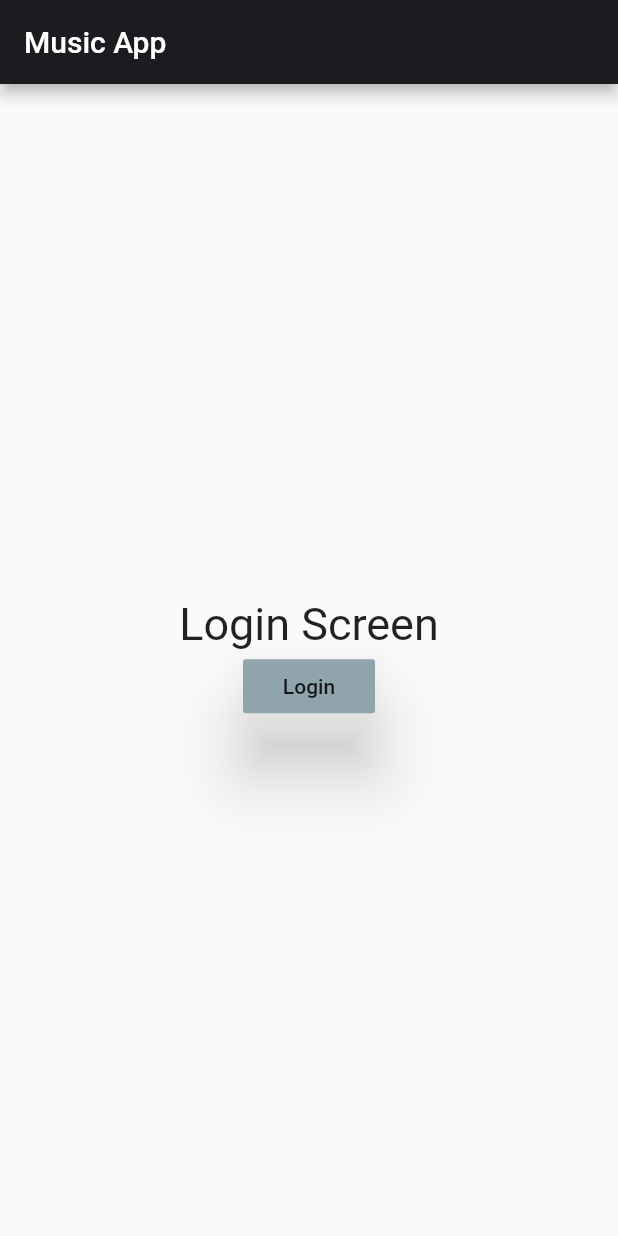
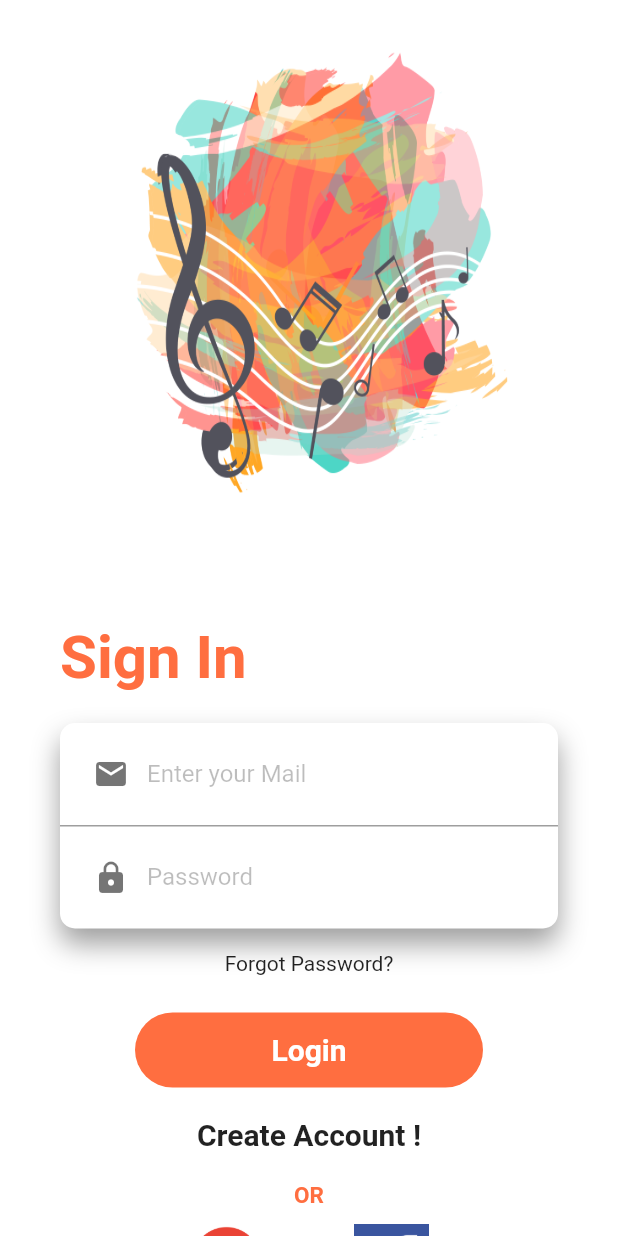
Before and after one commit to SubhamPanigrahi/FlutterMusicApp, a Flutter app: the screen it shows after launch, on a phone screen of 412 x 824 dp. Run offline on Flutter 3.47's test engine with Material 2 defaults, Android fonts, the phone set to English and light mode, and no system bars; our stand-ins replace curved_navigation_bar.

Commit message:
Login Page Integrated

```diff
--- a/MusicApp/lib/Pages/home_page.dart
+++ b/MusicApp/lib/Pages/home_page.dart
@@ -13,7 +13,7 @@ class _MyHomePageState extends State<MyHomePage> {
     return Scaffold(
       bottomNavigationBar: CurvedNavigationBar(
         backgroundColor: Color(0xFF1a1c1f),
-        // animationDuration: Duration(milliseconds: 300),
+        animationDuration: Duration(milliseconds: 200),
         index: 2,
         height: 50.0,
         items: <Widget>[
@@ -22,7 +22,7 @@ class _MyHomePageState extends State<MyHomePage> {
             size: 30,
           ),
           Icon(Icons.list, size: 30),
-          Icon(Icons.add, size: 30),
+          Icon(Icons.play_arrow, size: 30),
           Icon(Icons.compare_arrows, size: 30),
           Icon(
             Icons.settings,
--- /dev/null
+++ b/MusicApp/lib/Pages/homepage_player.dart
@@ -0,0 +1,24 @@
+import 'package:flutter/material.dart';
+
+class player extends StatefulWidget {
+  @override
+  _playerState createState() => _playerState();
+}
+
+class _playerState extends State<player> {
+  @override
+  Widget build(BuildContext context) {
+    return Scaffold(
+      backgroundColor: Colors.blueGrey[900],
+      body: Column(
+        children: <Widget>[
+          Row(
+            children: <Widget>[
+
+            ],
+          )
+        ],
+      ),
+    );
+  }
+}
--- a/MusicApp/lib/Pages/login_page.dart
+++ b/MusicApp/lib/Pages/login_page.dart
@@ -1,44 +1,159 @@
 import 'package:MusicApp/Pages/home_page.dart';
+import 'package:flutter/cupertino.dart';
 import 'package:flutter/material.dart';
+import 'package:flutter/services.dart';
 
 class LoginPage extends StatefulWidget {
   @override
   _LoginPageState createState() => _LoginPageState();
+
 }
 
-class _LoginPageState extends State<LoginPage> {
+class _LoginPageState extends State<LoginPage>{
+
   @override
   Widget build(BuildContext context) {
+    final width = MediaQuery.of(context).size.width;
     return Scaffold(
-      appBar: AppBar(
-        title: Text("Music App"),
-        backgroundColor: Color(0xFF1a1c1f),
-      ),
-      body: Center(
-        child: Column(
+      backgroundColor: Colors.white,
+      body: Column(
         mainAxisAlignment: MainAxisAlignment.center,
         children: <Widget>[
-            Text(
-              'Login Screen',
-              style: TextStyle(fontSize: 30),
+          Container(
+            height: 375,
+            child: Stack(
+              children: <Widget>[
+                Positioned(
+                  child: Container(
+                    decoration: BoxDecoration(
+                      image: DecorationImage(
+                        image: AssetImage('assets/images/img.png'),
+                        fit: BoxFit.fill
+                      )
                     ),
-            MaterialButton(
-              color: Colors.blueGrey[300],
-              onPressed: () {
+                  ),
+                ),
+                Positioned(
+                  height: 380,
+                  width: width+10,
+                  child: (Container(
+                    decoration: BoxDecoration(
+                        image: DecorationImage(
+                            image: AssetImage('assets/images/img.png'),
+                            fit: BoxFit.fill
+                        )
+                    ),
+                  )),
+                )
+              ],
+            ),
+          ),
+          SizedBox(height: 40,),
+          Padding(
+            padding: EdgeInsets.symmetric(horizontal: 40),
+            child: Column(
+              crossAxisAlignment: CrossAxisAlignment.start,
+              children: <Widget>[
+                Text("Sign In", style: TextStyle(color: Colors.deepOrangeAccent , fontWeight: FontWeight.bold, fontSize: 40),),
+                SizedBox(height: 20,),
+                Container(
+                  decoration: BoxDecoration(
+                    borderRadius: BorderRadius.circular(10),
+                    color: Colors.white,
+                    boxShadow: [
+                      BoxShadow(
+                        color: Colors.black38,
+                        blurRadius: 15,
+                        offset: Offset(0,10),
+
+                      )
+                    ]
+                  ),
+                  child: Column(
+                    children: <Widget>[
+                      Container(
+                        padding: EdgeInsets.all(10),
+                        decoration: BoxDecoration(
+                          border: Border(bottom: BorderSide(
+                            color: Colors.grey
+                          ))
+                        ),
+                        child: TextField(
+                          decoration: InputDecoration(
+                            border: InputBorder.none,
+                              contentPadding: EdgeInsets.only(top: 14),
+                              prefixIcon: Icon(
+                                Icons.email,
+                                color: Colors.black54,
+                              ),
+                            hintText: "Enter your Mail",
+                            hintStyle: TextStyle(color: Colors.black26)
+                          ),
+                        ),
+                      ),
+                      Container(
+                        padding: EdgeInsets.all(10),
+                        child: TextField(
+                          decoration: InputDecoration(
+                              border: InputBorder.none,
+                              contentPadding: EdgeInsets.only(top: 14.0),
+                              prefixIcon: Icon(
+                                Icons.lock,
+                                color: Colors.black54,
+                              ),
+                              hintText: "Password",
+                              hintStyle: TextStyle(color: Colors.black26)
+                          ),
+                        ),
+                      )
+                    ],
+                  ),
+                ),
+                SizedBox(height: 15,),
+                Center(child: Text("Forgot Password?" , style: TextStyle(color: Colors.black87),)),
+                SizedBox(height: 25,),
+                InkWell(
+                  onTap: () {
                       print('Clicked');
                       Navigator.push(
                         context,
                         MaterialPageRoute(builder: (context) => MyHomePage()),
                         );
               },
-              child: Text('Login'),
-              animationDuration: Duration(milliseconds: 300),
-              elevation: 20,
-              splashColor: Colors.blueGrey[900],
+                    child: Container(
+                    height: 50,
+                    margin: EdgeInsets.symmetric(horizontal: 50),
+                    decoration: BoxDecoration(
+                      borderRadius: BorderRadius.circular(50),
+                      color: Colors.deepOrangeAccent,
+                    ),
+                    child: Center(
+                      child: Text("Login", style: TextStyle(color: Colors.white, fontSize: 20 ,fontWeight: FontWeight.bold),),
+                    ),
+                  ),
+                ),
+                SizedBox(height: 20,),
+                Center(child: Text("Create Account !" , style: TextStyle(color: Colors.black87, fontSize: 20, fontWeight: FontWeight.bold),)),
+                SizedBox(height: 20),
+                Center(child: Text("OR" , style: TextStyle(color: Colors.deepOrangeAccent, fontSize: 15, fontWeight: FontWeight.bold),)),
+                SizedBox(height: 10),
+                Center(
+                  child: Row(
+                    mainAxisAlignment: MainAxisAlignment.center,
+                    children: <Widget>[
+                      Container(height: 50.0, width: 50.0 , child: Image.asset('assets/images/google.png'),),
+                      SizedBox(width: 60),
+                      Container(height: 50.0, width: 50.0 , child: Image.asset('assets/images/facebook.png'),),
+                    ],
+                  ),
+                )
+
+              ],
+            ),
           )
         ],
       ),
-      ),
+
     );
   }
 }
--- a/MusicApp/pubspec.yaml
+++ b/MusicApp/pubspec.yaml
@@ -46,9 +46,9 @@ flutter:
   uses-material-design: true
 
   # To add assets to your application, add an assets section, like this:
-  # assets:
-  #   - images/a_dot_burr.jpeg
-  #   - images/a_dot_ham.jpeg
+  assets:
+    - assets/
+    - assets/images/
 
   # An image asset can refer to one or more resolution-specific "variants", see
   # https://flutter.dev/assets-and-images/#resolution-aware.
```
Also changed, not shown: MusicApp/assets/images/facebook.png (added), MusicApp/assets/images/google.png (added), MusicApp/assets/images/img.png (added), MusicApp/assets/img.png (added). Lines whose indentation alone changed are shown as unchanged.
